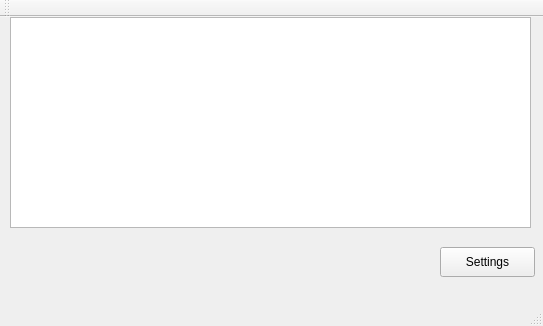
Qt form mainwindow.ui (BastianGschrey/PowerTune) before a commit.
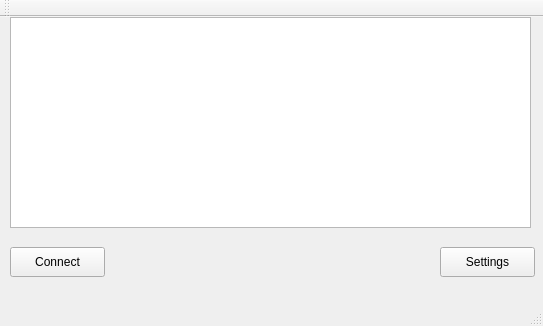
The same form after that commit.

Diff of the .ui file:
```diff
--- a/mainwindow.ui
+++ b/mainwindow.ui
@@ -37,6 +37,19 @@
      </rect>
     </property>
    </widget>
+   <widget class="QPushButton" name="btnConnect">
+    <property name="geometry">
+     <rect>
+      <x>10</x>
+      <y>230</y>
+      <width>95</width>
+      <height>30</height>
+     </rect>
+    </property>
+    <property name="text">
+     <string>Connect</string>
+    </property>
+   </widget>
   </widget>
   <widget class="QMenuBar" name="menuBar">
    <property name="geometry">
```
